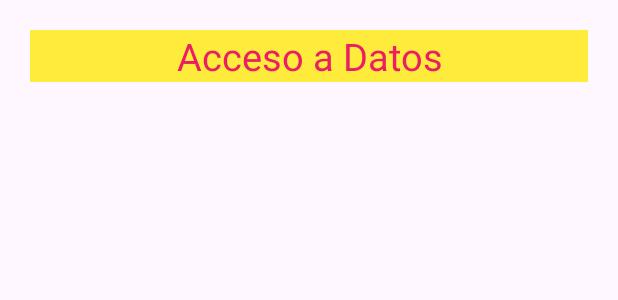
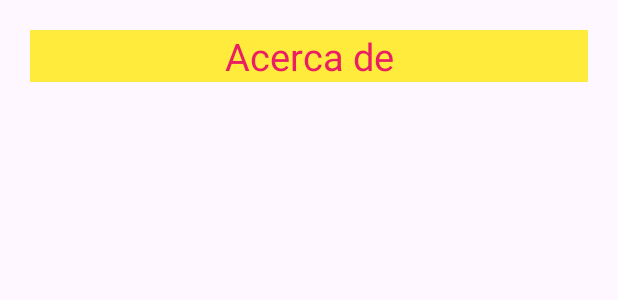
Before and after one commit to migurd/prm-pr2-bottomNav, an Android app: the layout fragment_about.xml on its own in the app's theme, with its tools: preview values and no code run, on a phone screen of 412 x 824 dp. Shown: the top 300 px of the screen. Run offline under Robolectric (Android 15) with nearby library versions, the phone set to English and light mode, and no system bars.

Commit message:
Fixed button bug

```diff
--- a/app/src/main/res/layout/fragment_about.xml
+++ b/app/src/main/res/layout/fragment_about.xml
@@ -16,11 +16,11 @@
         <TextView
             android:layout_width="match_parent"
             android:layout_height="wrap_content"
-            android:text="@string/sfrmDb"
+            android:text="@string/sfrmAc"
             android:textSize="25sp"
             android:textColor="@color/miColor"
             android:gravity="center"
             android:background="@color/barra"/>
-    </LinearLayout>>
+    </LinearLayout>
 
 </FrameLayout>
--- a/app/src/main/res/layout/fragment_db.xml
+++ b/app/src/main/res/layout/fragment_db.xml
@@ -15,11 +15,11 @@
         <TextView
             android:layout_width="match_parent"
             android:layout_height="wrap_content"
-            android:text="@string/sfrmAc"
+            android:text="@string/sfrmDb"
             android:textSize="25sp"
             android:textColor="@color/miColor"
             android:gravity="center"
             android:background="@color/barra"/>
-    </LinearLayout>>
+    </LinearLayout>
 
 </FrameLayout>
--- a/app/src/main/res/layout/fragment_list.xml
+++ b/app/src/main/res/layout/fragment_list.xml
@@ -20,7 +20,7 @@
             android:textColor="@color/miColor"
             android:gravity="center"
             android:background="@color/barra"/>
-    </LinearLayout>>
+    </LinearLayout>
 
 
 </FrameLayout>
--- a/app/src/main/res/values/themes.xml
+++ b/app/src/main/res/values/themes.xml
@@ -5,6 +5,5 @@
         <!-- <item name="colorPrimary">@color/my_light_primary</item> -->
         <item name="colorPrimary">@color/fondo</item>
     </style>
-
-    <style name="Base.Theme.ButtonNavigation." parent="Base.Theme.AppMenuButton" />
+<!--    <style name="Base.Theme.ButtonNavigation." parent="Base.Theme.AppMenuButton" />-->
 </resources>
```
Also changed, not shown: app/src/main/java/com/example/appmenubutton/MainActivity.kt (+4 -5 lines).
